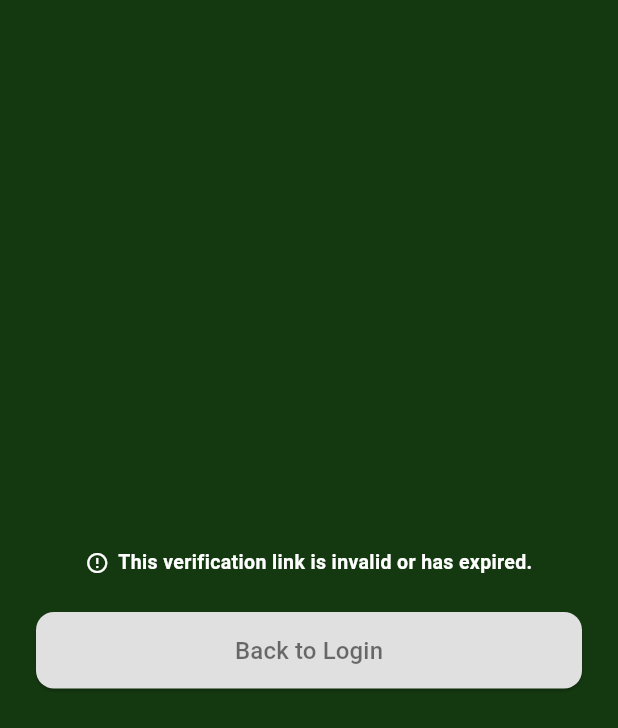
After one commit to Ayloonah/POOSD-Cartridge, a Flutter app: the VerifyEmailConfirmScreen screen opened directly, on a phone screen of 412 x 824 dp. The commit adds this screen. Shown: the top 728 px of the screen. Run offline on Flutter 3.47's test engine with Material 3 defaults, Android fonts, the phone set to English and light mode, and no system bars; our stand-ins replace google_fonts, shared_preferences; accounts and stored records are empty.

Commit message:
mobile: Fixed email verification and update password reset logic
- Implemented VerifyEmailConfirmScreen to handle email verification via token.
- Updated routing in main.dart to include verification screen.
- Changed API endpoint for password reset in ForgotPasswordScreen.
- Adjusted response handling in LoginScreen to display backend error messages.
- Modified ResetPasswordScreen to align with new API requirements.

```diff
--- a/mobile/lib/main.dart
+++ b/mobile/lib/main.dart
@@ -4,6 +4,7 @@ import 'package:provider/provider.dart';
 import 'services/auth_state.dart';
 import 'screens/auth_gate.dart';
 import 'screens/reset_pw_screen.dart';
+import 'screens/verify_email_confirm_screen.dart';
 
 void main() {
   // So web links look like /reset-password?token=... instead of /#/reset-password?token=...
@@ -36,6 +37,11 @@ class MyApp extends StatelessWidget {
             builder: (context) => const ResetPasswordScreen(),
           );
         }
+        if (uri.path == '/verify-email') {
+          return MaterialPageRoute(
+            builder: (context) => const VerifyEmailConfirmScreen(),
+          );
+        }
         //return MaterialPageRoute(builder: (context) => const AuthGate());
         return MaterialPageRoute(
           builder: (context) => const AuthGate(),
--- a/mobile/lib/screens/forgot_pw_screen.dart
+++ b/mobile/lib/screens/forgot_pw_screen.dart
@@ -78,7 +78,7 @@ class _ForgotPasswordScreenState extends State<ForgotPasswordScreen> {
 
     try {
       final apiService = ApiService();
-      final response = await apiService.post('/reset-password', {
+      final response = await apiService.post('/auth/forgotPassword', {
         'email': _emailController.text,
       });
 
@@ -86,7 +86,7 @@ class _ForgotPasswordScreenState extends State<ForgotPasswordScreen> {
       if (!mounted) return;
 
       // Don't reveal whether the email is registered either way
-      if (response.statusCode == 200) {
+      if (response.statusCode == 201) {
         setState(() {
           _submitted = true;
         });
--- /dev/null
+++ b/mobile/lib/screens/verify_email_confirm_screen.dart
@@ -0,0 +1,130 @@
+import 'package:flutter/material.dart';
+import 'package:google_fonts/google_fonts.dart';
+import 'package:mobile/constants/app_colors.dart';
+import '../services/api_service.dart';
+import '../widgets/error_message.dart';
+import 'login_screen.dart';
+
+// Reached via the emailed verification link (?token=...). Confirms the
+// token with the backend, then lets the user head back to Login.
+class VerifyEmailConfirmScreen extends StatefulWidget {
+  const VerifyEmailConfirmScreen({super.key});
+
+  @override
+  State<VerifyEmailConfirmScreen> createState() => _VerifyEmailConfirmScreenState();
+}
+
+class _VerifyEmailConfirmScreenState extends State<VerifyEmailConfirmScreen> {
+  String? _token;
+  bool _isVerifying = true;
+  bool _success = false;
+  String? _message;
+
+  // Read the token out of the URL, then confirm it right away
+  @override
+  void initState() {
+    super.initState();
+    _token = Uri.base.queryParameters['token'];
+    if (_token == null) {
+      _isVerifying = false;
+      _message = 'This verification link is invalid or has expired.';
+    } else {
+      _verifyEmail();
+    }
+  }
+
+  Future<void> _verifyEmail() async {
+    try {
+      final apiService = ApiService();
+      final response = await apiService.get(
+        '/auth/verifyEmail?token=${Uri.encodeQueryComponent(_token!)}',
+      );
+
+      if (!mounted) return;
+
+      if (response.statusCode == 200) {
+        setState(() {
+          _success = true;
+          _message = 'Email verified! You may now log in.';
+        });
+      } else {
+        setState(() {
+          _success = false;
+          _message = 'This verification link is invalid or has expired.';
+        });
+      }
+    } catch (e) {
+      if (mounted) {
+        setState(() {
+          _success = false;
+          _message = 'Something went wrong. Please try again.';
+        });
+      }
+    } finally {
+      if (mounted) {
+        setState(() {
+          _isVerifying = false;
+        });
+      }
+    }
+  }
+
+  void _backToLogin() {
+    Navigator.pushReplacement(
+      context,
+      MaterialPageRoute(builder: (context) => const LoginScreen()),
+    );
+  }
+
+  // Screen contents
+  @override
+  Widget build(BuildContext context) {
+    return Scaffold(
+      backgroundColor: AppColors.darkGreen,
+      body: SafeArea(
+        child: Padding(
+          padding: const EdgeInsets.all(24.0),
+          child: Column(
+            mainAxisAlignment: MainAxisAlignment.center,
+            crossAxisAlignment: CrossAxisAlignment.stretch,
+            children: _isVerifying
+                ? const [Center(child: CircularProgressIndicator())]
+                : [
+                    Center(
+                      child: _success
+                          ? Text(
+                              _message ?? '',
+                              textAlign: TextAlign.center,
+                              style: GoogleFonts.roboto(
+                                color: AppColors.textLight,
+                                fontWeight: FontWeight.bold,
+                              ),
+                            )
+                          : ErrorMessage(
+                              message: _message ?? '',
+                              textAlign: TextAlign.center,
+                            ),
+                    ),
+                    const SizedBox(height: 24),
+                    ElevatedButton(
+                      style: ElevatedButton.styleFrom(
+                        backgroundColor: const Color(0xFFE0E0E0),
+                        foregroundColor: Colors.black54,
+                        padding: const EdgeInsets.symmetric(vertical: 14),
+                        shape: RoundedRectangleBorder(
+                          borderRadius: BorderRadius.circular(12),
+                        ),
+                      ),
+                      onPressed: _backToLogin,
+                      child: Text(
+                        'Back to Login',
+                        style: GoogleFonts.roboto(fontSize: 16),
+                      ),
+                    ),
+                  ],
+          ),
+        ),
+      ),
+    );
+  }
+}
```
Also changed, not shown: mobile/lib/screens/login_screen.dart (+12 -1 lines), mobile/lib/screens/reset_pw_screen.dart (+8 -4 lines).
